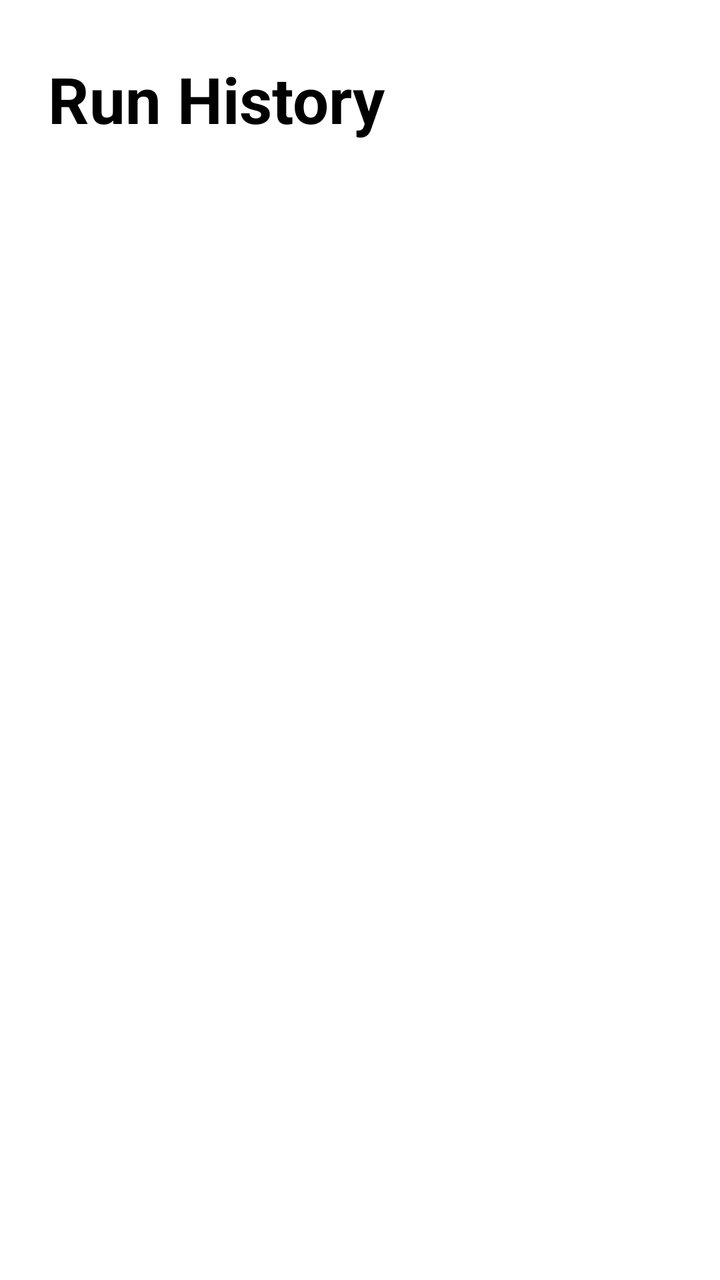
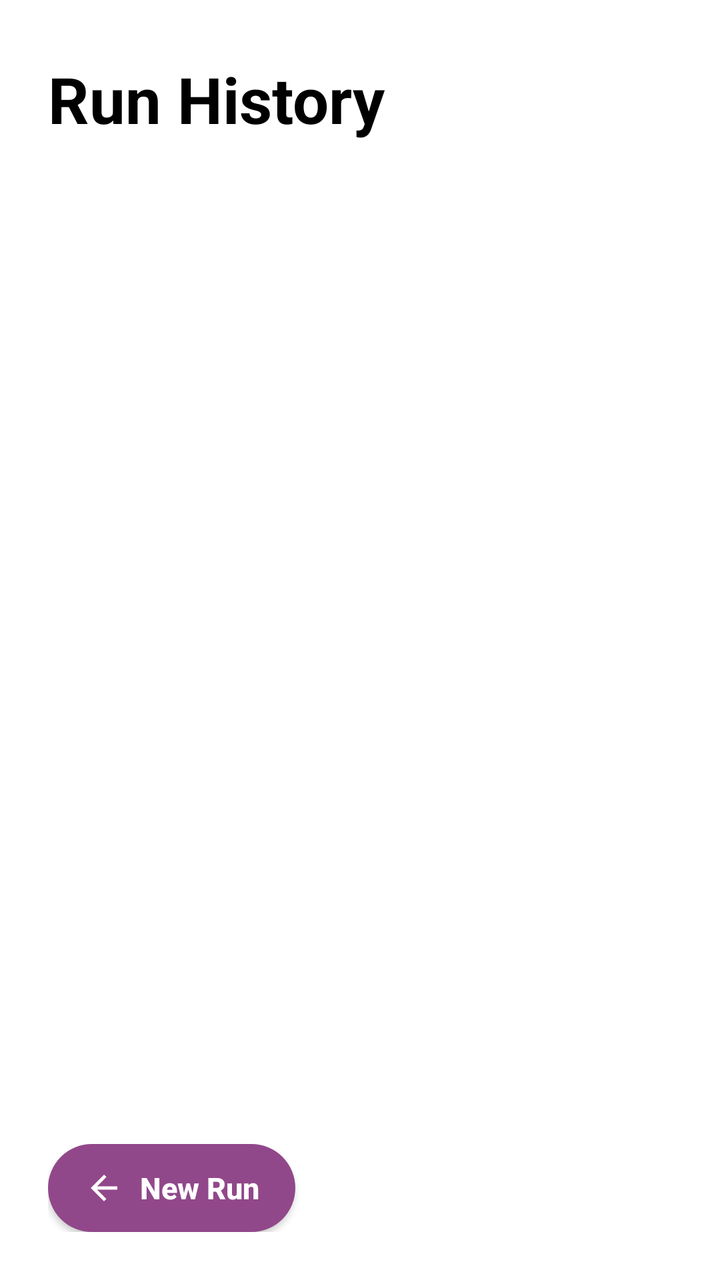

Compare the two renders of this Android layout. The source of the first and the diff that turns it into the second are given below.
<!-- AndroidManifest.xml: application theme Theme.runr -->
<!-- res/layout/activity_run_history.xml -->
<?xml version="1.0" encoding="utf-8"?>
<LinearLayout xmlns:android="http://schemas.android.com/apk/res/android"
    android:id="@+id/runHistoryRoot"
    android:layout_width="match_parent"
    android:layout_height="match_parent"
    android:background="@color/run_screen_background"
    android:orientation="vertical"
    android:paddingStart="24dp"
    android:paddingEnd="24dp">

    <TextView
        android:id="@+id/runHistoryTitle"
        android:layout_width="match_parent"
        android:layout_height="wrap_content"
        android:layout_marginTop="28dp"
        android:text="@string/run_history_title"
        android:textColor="@color/run_screen_primary_text"
        android:textSize="32sp"
        android:textStyle="bold" />

    <TextView
        android:id="@+id/emptyHistoryText"
        android:layout_width="match_parent"
        android:layout_height="wrap_content"
        android:layout_marginTop="24dp"
        android:text="@string/run_history_empty"
        android:textColor="@color/run_screen_secondary_text"
        android:textSize="16sp"
        android:visibility="gone" />

    <androidx.recyclerview.widget.RecyclerView
        android:id="@+id/historyRecyclerView"
        android:layout_width="match_parent"
        android:layout_height="0dp"
        android:layout_marginTop="20dp"
        android:layout_weight="1"
        android:clipToPadding="false"
        android:paddingBottom="24dp" />

</LinearLayout>
<!-- resources referenced by this layout -->
<resources>
  <color name="run_screen_background">#FFFFFFFF</color>
  <color name="run_screen_primary_text">#FF000000</color>
  <color name="run_screen_secondary_text">#FF667085</color>
  <string name="run_history_empty">No runs yet.</string>
  <string name="run_history_title">Run History</string>
  <style name="Theme.runr" parent="Base.Theme.runr" />
  <style name="Base.Theme.runr" parent="Theme.Material3.DayNight.NoActionBar">
          
          
      </style>
</resources>

<!-- the commit's change to res/layout/activity_run_history.xml (unified diff, before → after) -->
@@ -1,40 +1,78 @@
 <?xml version="1.0" encoding="utf-8"?>
-<LinearLayout xmlns:android="http://schemas.android.com/apk/res/android"
+<FrameLayout xmlns:android="http://schemas.android.com/apk/res/android"
     android:id="@+id/runHistoryRoot"
     android:layout_width="match_parent"
     android:layout_height="match_parent"
-    android:background="@color/run_screen_background"
-    android:orientation="vertical"
-    android:paddingStart="24dp"
-    android:paddingEnd="24dp">
+    android:background="@color/run_screen_background">
 
-    <TextView
-        android:id="@+id/runHistoryTitle"
+    <LinearLayout
+        android:id="@+id/runHistoryContent"
+        android:layout_width="match_parent"
+        android:layout_height="match_parent"
+        android:orientation="vertical"
+        android:paddingStart="24dp"
+        android:paddingEnd="24dp">
+
+        <TextView
+            android:id="@+id/runHistoryTitle"
+            android:layout_width="match_parent"
+            android:layout_height="wrap_content"
+            android:layout_marginTop="28dp"
+            android:text="@string/run_history_title"
+            android:textColor="@color/run_screen_primary_text"
+            android:textSize="32sp"
+            android:textStyle="bold" />
+
+        <TextView
+            android:id="@+id/emptyHistoryText"
+            android:layout_width="match_parent"
+            android:layout_height="wrap_content"
+            android:layout_marginTop="24dp"
+            android:text="@string/run_history_empty"
+            android:textColor="@color/run_screen_secondary_text"
+            android:textSize="16sp"
+            android:visibility="gone" />
+
+        <androidx.recyclerview.widget.RecyclerView
+            android:id="@+id/historyRecyclerView"
+            android:layout_width="match_parent"
+            android:layout_height="0dp"
+            android:layout_marginTop="20dp"
+            android:layout_weight="1"
+            android:clipToPadding="false"
+            android:paddingBottom="104dp" />
+
+    </LinearLayout>
+
+    <FrameLayout
+        android:id="@+id/newRunOverlay"
         android:layout_width="match_parent"
         android:layout_height="wrap_content"
-        android:layout_marginTop="28dp"
-        android:text="@string/run_history_title"
-        android:textColor="@color/run_screen_primary_text"
-        android:textSize="32sp"
-        android:textStyle="bold" />
+        android:layout_gravity="bottom"
+        android:background="@color/run_screen_background"
+        android:paddingStart="24dp"
+        android:paddingTop="24dp"
+        android:paddingEnd="24dp"
+        android:paddingBottom="24dp">
 
-    <TextView
-        android:id="@+id/emptyHistoryText"
-        android:layout_width="match_parent"
-        android:layout_height="wrap_content"
-        android:layout_marginTop="24dp"
-        android:text="@string/run_history_empty"
-        android:textColor="@color/run_screen_secondary_text"
-        android:textSize="16sp"
-        android:visibility="gone" />
+        <androidx.appcompat.widget.AppCompatButton
+            android:id="@+id/newRunButton"
+            android:layout_width="wrap_content"
+            android:layout_height="wrap_content"
+            android:layout_gravity="start"
+            android:background="@drawable/timer_button_background"
+            android:backgroundTint="@null"
+            android:minHeight="44dp"
+            android:paddingStart="18dp"
+            android:paddingEnd="18dp"
+            android:drawableStart="@drawable/ic_arrow_back"
+            android:drawablePadding="8dp"
+            android:text="@string/new_run"
+            android:textAllCaps="false"
+            android:textColor="@color/timer_button_text"
+            android:textSize="15sp"
+            android:textStyle="bold" />
 
-    <androidx.recyclerview.widget.RecyclerView
-        android:id="@+id/historyRecyclerView"
-        android:layout_width="match_parent"
-        android:layout_height="0dp"
-        android:layout_marginTop="20dp"
-        android:layout_weight="1"
-        android:clipToPadding="false"
-        android:paddingBottom="24dp" />
+    </FrameLayout>
 
-</LinearLayout>
+</FrameLayout>
<!-- resource entries referenced after the edit -->
@@ -3,9 +3,40 @@
   <color name="run_screen_background">#FFFFFFFF</color>
   <color name="run_screen_primary_text">#FF000000</color>
   <color name="run_screen_secondary_text">#FF667085</color>
+  <color name="timer_button_text">#FFFFFFFF</color>
+  <!-- drawable ic_arrow_back (drawable) -->
+  <?xml version="1.0" encoding="utf-8"?>
+  <vector xmlns:android="http://schemas.android.com/apk/res/android"
+      android:width="20dp"
+      android:height="20dp"
+      android:viewportWidth="24"
+      android:viewportHeight="24">
+      <path
+          android:fillColor="@color/timer_button_text"
+          android:pathData="M20,11H7.83L13.42,5.41L12,4L4,12L12,20L13.41,18.59L7.83,13H20V11Z" />
+  </vector>
+  <!-- drawable timer_button_background (drawable) -->
+  <?xml version="1.0" encoding="utf-8"?>
+  <selector xmlns:android="http://schemas.android.com/apk/res/android">
+      <item android:state_pressed="true">
+          <shape>
+              <solid android:color="@color/timer_button_pressed" />
+              <corners android:radius="28dp" />
+          </shape>
+      </item>
+      <item>
+          <shape>
+              <solid android:color="@color/timer_button" />
+              <corners android:radius="28dp" />
+          </shape>
+      </item>
+  </selector>
+  <string name="new_run">New Run</string>
   <string name="run_history_empty">No runs yet.</string>
   <string name="run_history_title">Run History</string>
   <style name="Theme.runr" parent="Base.Theme.runr" />
+  <color name="timer_button_pressed">#FF7B3D75</color>
+  <color name="timer_button">#FF91488A</color>
   <style name="Base.Theme.runr" parent="Theme.Material3.DayNight.NoActionBar">
           
           
